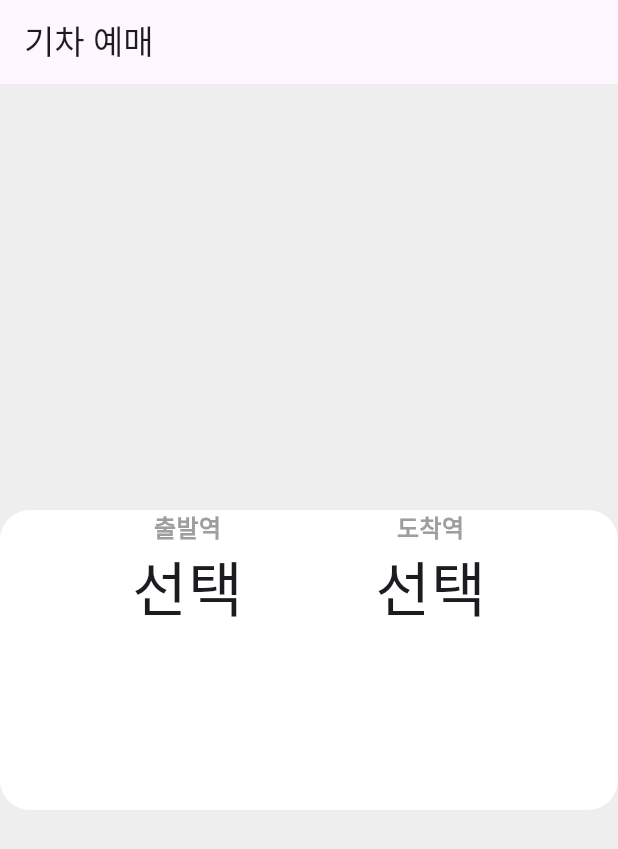
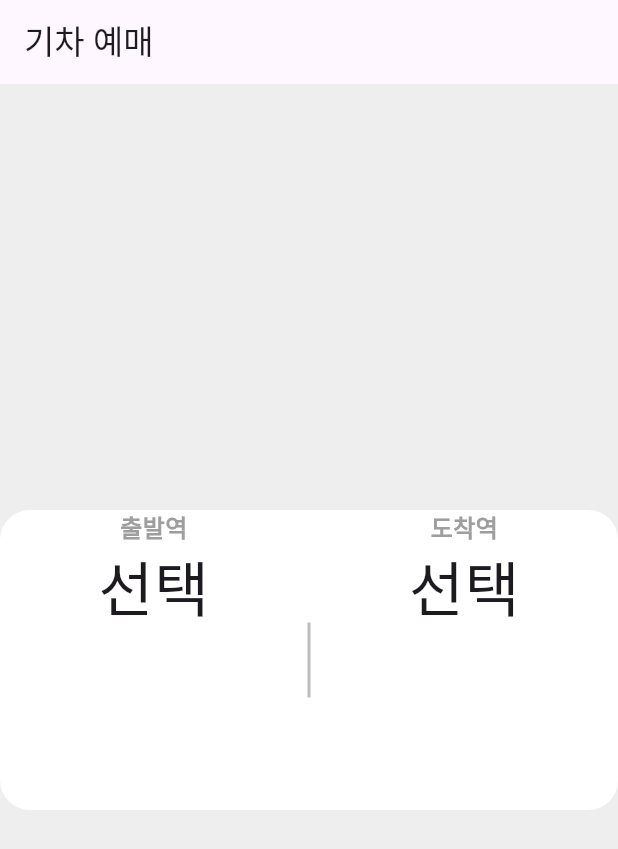
Before and after one commit to seoyeon-haru/flutter_train_app, a Flutter app: the screen it shows after launch, on a phone screen of 412 x 824 dp. Shown: the top 849 px of the screen. Run offline on Flutter 3.47's test engine with Material 3 defaults, Android fonts, the phone set to English and light mode, and no system bars.

Commit message:
Add center divider

```diff
--- a/lib/home/widget/station_selector.dart
+++ b/lib/home/widget/station_selector.dart
@@ -27,6 +27,7 @@ class StationSelector extends StatelessWidget {
               )
             ],
           ),
+          Container(width: 2, height: 50, color: Colors.grey[400],), // 가운데 선 구현
           Column(
             children: [
               Text(
```
